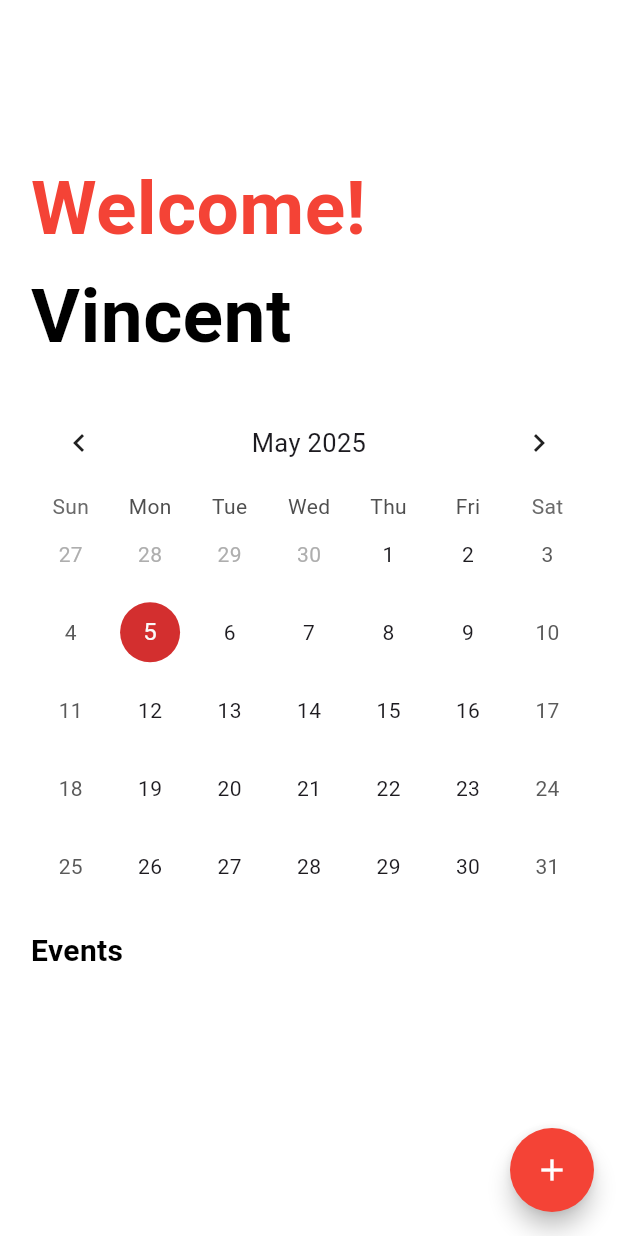
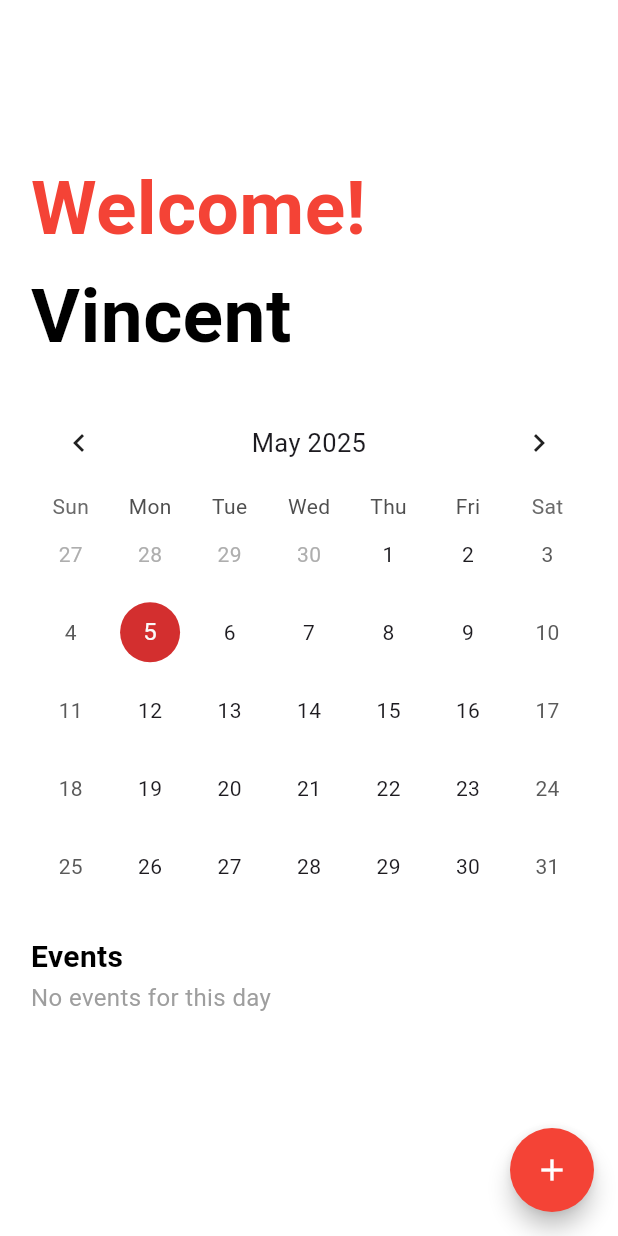
Before and after one commit to Vincent140206/To-Do-List, a Flutter app: the HomePage screen opened directly, on a phone screen of 412 x 824 dp. Run offline on Flutter 3.47's test engine with Material 3 defaults, Android fonts, the phone set to English and light mode, and no system bars; drawn by our look-alikes of table_calendar; our stand-ins replace hive, hive_flutter, lorem_ipsum; accounts and stored records are empty.

Commit message:
Adding if else condition whether the event empty or not

```diff
--- a/lib/screens/HomeScreen.dart
+++ b/lib/screens/HomeScreen.dart
@@ -289,7 +289,7 @@ class _HomePageState extends State<HomePage> {
                       ),
                     ),
                   ),
-                  SizedBox(height: screenHeight * 0.02),
+                  SizedBox(height: 20),
                   Text(
                     "Events",
                     style: TextStyle(
@@ -298,7 +298,15 @@ class _HomePageState extends State<HomePage> {
                       color: Colors.black,
                     ),
                   ),
-                  SizedBox(height: screenHeight * 0.00001),
+                  SizedBox(height: 1),
+                  if (_selectedEvents.value.isEmpty)
+                    Text(
+                      "No events for this day",
+                      style: TextStyle(
+                        fontSize: 16,
+                        color: Colors.grey,
+                      ),
+                    ),
                 ],
               ),
             ),
@@ -384,7 +392,7 @@ class _HomePageState extends State<HomePage> {
                               icon: const Icon(Icons.delete, color: Colors.red),
                               onPressed: () async {
                                 await eventsBox.delete(event.key);
-                                fetchEvents();
+                                await fetchEvents();
                               },
                             ),
                           ],
```
